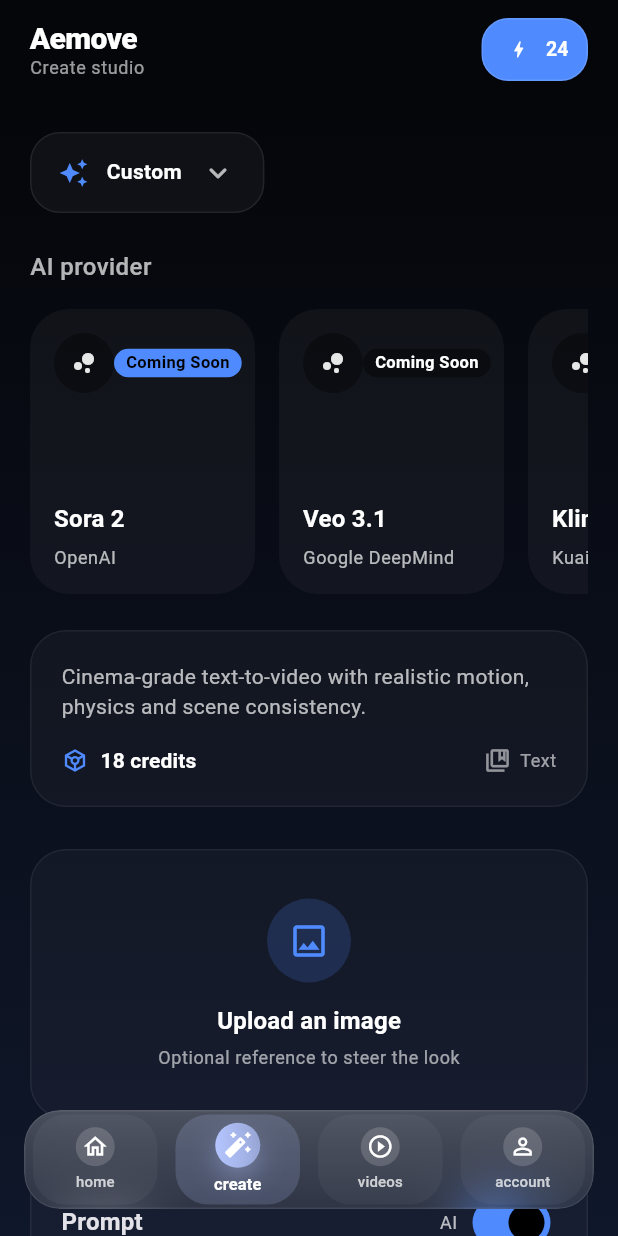
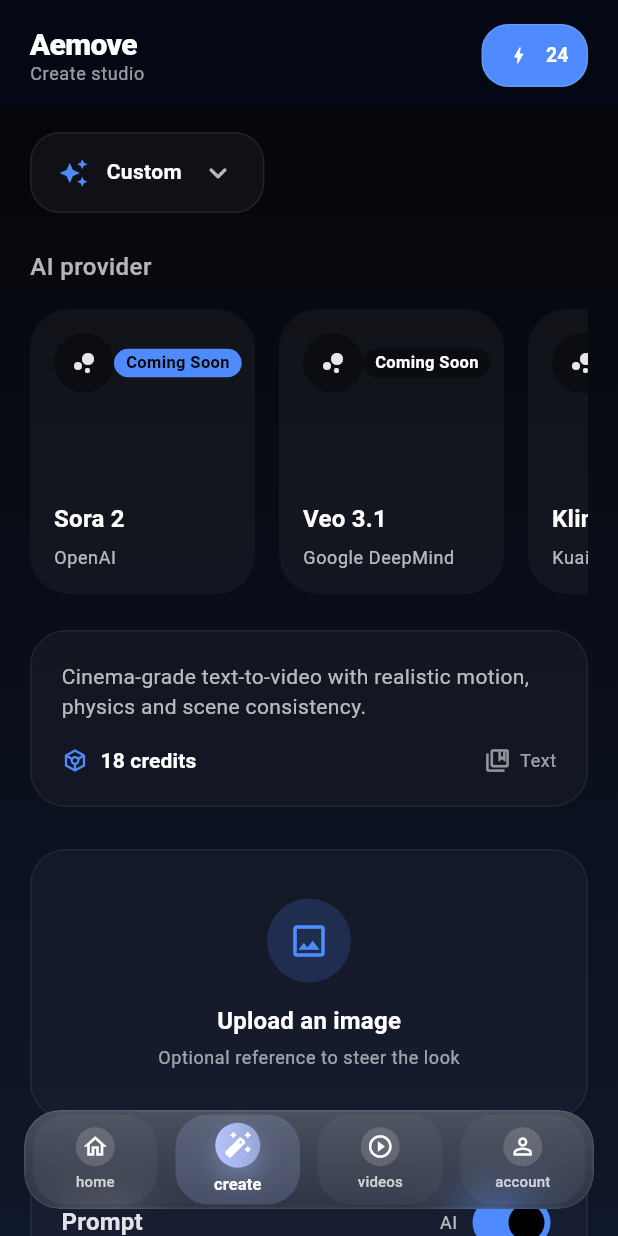
Before and after one commit to melihkochan/aemove, a Flutter app: the screen it shows after launch, item 2 of the bottom bar chosen, on a phone screen of 412 x 824 dp. Run offline on Flutter 3.47's test engine with Material 3 defaults, Android fonts, the phone set to English and light mode, and no system bars; our stand-ins replace easy_localization; network calls fail.

Commit message:
Update gradient styles in home screen and main shell for improved visual consistency. Adjust padding in main shell layout to enhance user experience.

```diff
--- a/lib/screens/main_shell.dart
+++ b/lib/screens/main_shell.dart
@@ -57,9 +57,18 @@
       body: Stack(
         children: [
           Positioned.fill(
-            child: Padding(
-              padding: const EdgeInsets.only(top: 72),
-              child: IndexedStack(index: _currentIndex, children: _pages),
+            child: DecoratedBox(
+              decoration: const BoxDecoration(
+                gradient: LinearGradient(
+                  colors: [Color(0xFF040814), Color(0xFF060A18)],
+                  begin: Alignment.topCenter,
+                  end: Alignment.bottomCenter,
+                ),
+              ),
+              child: Padding(
+                padding: const EdgeInsets.only(top: 72),
+                child: IndexedStack(index: _currentIndex, children: _pages),
+              ),
             ),
           ),
           Positioned(
@@ -69,7 +78,7 @@
             child: SafeArea(
               bottom: false,
               child: Padding(
-                padding: const EdgeInsets.fromLTRB(20, 12, 20, 24),
+                padding: const EdgeInsets.fromLTRB(20, 16, 20, 24),
                 child: Row(
                   children: [
                     Column(
```
Also changed, not shown: lib/screens/home_screen.dart (+8 -2 lines).
